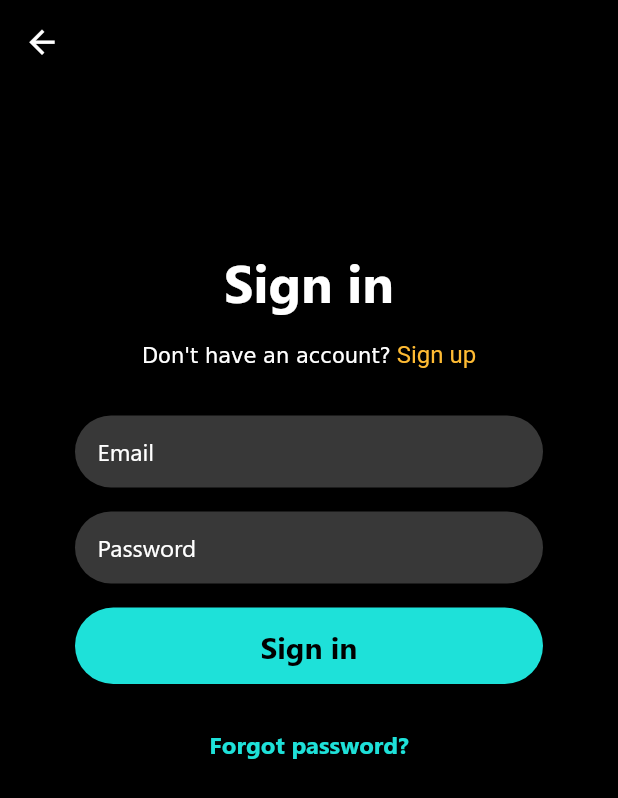
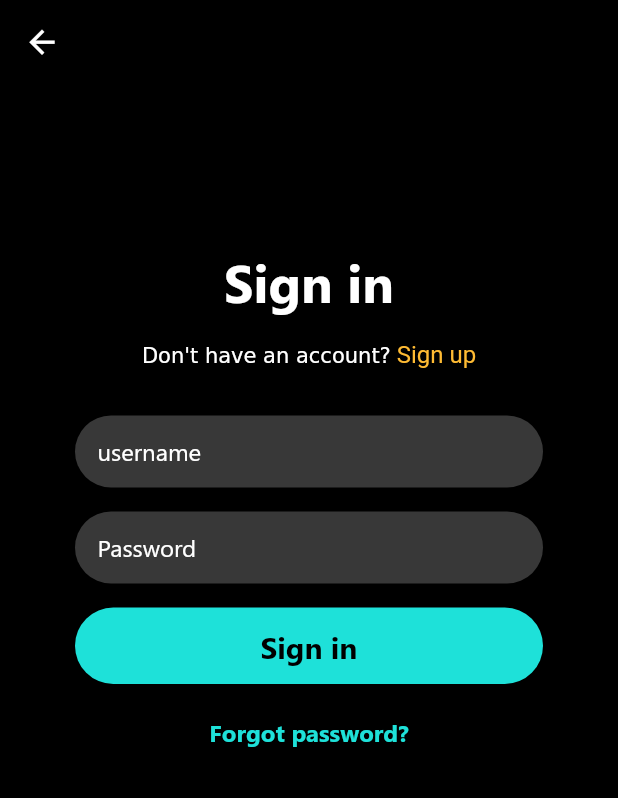
Before and after one commit to Yash2412/MovieZone, a Flutter app: the screen it shows after launch, item 4 of the bottom bar chosen, after a tap on "SIGN-IN", on a phone screen of 412 x 824 dp. Shown: the top 798 px of the screen. Run offline on Flutter 3.47's test engine with Material 2 defaults, Android fonts, the phone set to English and light mode, and no system bars; our stand-ins replace carousel_slider; missing offline and left inert: flutter_statusbarcolor; network calls fail.

Commit message:
sigin connected to api

```diff
--- a/lib/screens/SignIn-UpScreen.dart
+++ b/lib/screens/SignIn-UpScreen.dart
@@ -1,14 +1,64 @@
 import 'package:flutter/gestures.dart';
 import 'package:flutter/material.dart';
-
+import 'package:http/http.dart' as http;
 import '../Theme.dart';
+import 'dart:async';
+import 'dart:convert';
 
 class SignInScreen extends StatefulWidget {
   @override
   _SignInScreenState createState() => _SignInScreenState();
 }
 
+String errorForSigin(num) {
+  if (num == 1) {
+    return "plz enter username";
+  } else if (num == 2) {
+    return "plz enter password";
+  } else if (num == 3) {
+    return "server timed out";
+  } else if (num == 4)
+    return "values are correct";
+  else
+    return "enter correct details";
+}
+
+class SigninObj {
+  bool iscorrect;
+  int value;
+  SigninObj({this.iscorrect, this.value});
+  factory SigninObj.fromJson(Map json) {
+    return SigninObj(iscorrect: json['isCorrectData'], value: json['value']);
+  }
+}
+
+Future<SigninObj> fetchSignin(String username, String password) async {
+  final http.Response response = await http.post(
+    "http://10.0.2.2:3000/signin",
+    headers: <String, String>{
+      'Content-Type': 'application/json; charset=UTF-8',
+    },
+    body: jsonEncode(<String, String>{
+      'username': username,
+      'password': password,
+    }),
+  );
+
+  if (response.statusCode == 200) {
+    return SigninObj.fromJson(jsonDecode(response.body));
+  } else {
+    return SigninObj.fromJson({'isCorrectData': false, 'value': 3});
+  }
+}
+
 class _SignInScreenState extends State<SignInScreen> {
+  String username = '';
+  String password = '';
+  int value = 0;
+  bool iserror = false;
+  bool isloading = false;
+  bool iscorrect = false;
+  int newvalue = 0;
   @override
   Widget build(BuildContext context) {
     return Scaffold(
@@ -61,6 +111,11 @@ class _SignInScreenState extends State<SignInScreen> {
                   margin: EdgeInsets.symmetric(vertical: 8),
                   width: MediaQuery.of(context).size.width - 100,
                   child: TextField(
+                    onChanged: (value) {
+                      setState(() {
+                        username = value;
+                      });
+                    },
                     maxLines: 1,
                     minLines: 1,
                     style: TextStyle(fontSize: 16, color: Colors.white),
@@ -68,7 +123,7 @@ class _SignInScreenState extends State<SignInScreen> {
                         contentPadding:
                             EdgeInsets.symmetric(vertical: 12, horizontal: 15),
                         filled: true,
-                        hintText: 'Email',
+                        hintText: 'username',
                         hintStyle: TextStyle(fontSize: 16, color: Colors.white),
                         border: new OutlineInputBorder(
                             borderRadius: const BorderRadius.all(
@@ -81,6 +136,11 @@ class _SignInScreenState extends State<SignInScreen> {
                   margin: EdgeInsets.symmetric(vertical: 8),
                   width: MediaQuery.of(context).size.width - 100,
                   child: TextField(
+                    onChanged: (value) {
+                      setState(() {
+                        password = value;
+                      });
+                    },
                     maxLines: 1,
                     minLines: 1,
                     obscureText: true,
@@ -106,7 +166,50 @@ class _SignInScreenState extends State<SignInScreen> {
                   padding: EdgeInsets.symmetric(vertical: 12),
                   shape: RoundedRectangleBorder(
                       borderRadius: BorderRadius.circular(27.0)),
-                  onPressed: () {},
+                  onPressed: () async {
+                    if (username == '')
+                      setState(() {
+                        iserror = true;
+                        value = 1;
+                      });
+                    else if (password == '')
+                      setState(() {
+                        iserror = true;
+                        value = 2;
+                      });
+                    else {
+                      setState(() {
+                        isloading = true;
+                        iserror = false;
+                      });
+                      var temp = await fetchSignin(username, password)
+                          .timeout(const Duration(seconds: 8), onTimeout: () {
+                        return SigninObj.fromJson(
+                            {'isCorrectData': false, 'value': 3});
+                      });
+                      if (temp.value == 3) {
+                        setState(() {
+                          iserror = true;
+                          isloading = false;
+                          value = 3;
+                        });
+                      } else {
+                        if (temp.iscorrect) {
+                          setState(() {
+                            iserror = true;
+                            isloading = false;
+                            value = 4;
+                          });
+                        } else {
+                          setState(() {
+                            iserror = true;
+                            isloading = false;
+                            value = 5;
+                          });
+                        }
+                      }
+                    }
+                  },
                   color: kColorCyan,
                   textColor: Colors.white,
                   child: Text("Sign in",
@@ -118,7 +221,6 @@ class _SignInScreenState extends State<SignInScreen> {
               ),
               Container(
                 width: MediaQuery.of(context).size.width - 100,
-                margin: EdgeInsets.symmetric(vertical: 8),
                 child: FlatButton(
                   onPressed: () {},
                   textColor: Colors.white,
@@ -129,6 +231,29 @@ class _SignInScreenState extends State<SignInScreen> {
                           fontWeight: FontWeight.bold)),
                 ),
               ),
+              Visibility(
+                  visible: iserror,
+                  child: Container(
+                    width: MediaQuery.of(context).size.width - 100,
+                    child: Center(
+                      child: Text(errorForSigin(value),
+                          style: TextStyle(
+                              fontSize: 16,
+                              color: kColorYellow,
+                              fontWeight: FontWeight.bold)),
+                    ),
+                  )),
+              Visibility(
+                  visible: isloading,
+                  child: Container(
+                    width: 100,
+                    height: 100,
+                    decoration: BoxDecoration(
+                        image: new DecorationImage(
+                      image: AssetImage("images/loading5.gif"),
+                      fit: BoxFit.cover,
+                    )),
+                  ))
             ],
           ),
         ),
@@ -175,13 +300,11 @@ class _SignUpScreenState extends State<SignUpScreen> {
                   margin: EdgeInsets.symmetric(vertical: 8),
                   child: RichText(
                     text: TextSpan(children: [
-                      TextSpan(
-                          text: 'Already having an account?',
-                          children: <TextSpan>[
+                      TextSpan(text: 'Already having an account?', children: <
+                          TextSpan>[
                         TextSpan(
                             text: ' Sign in',
-                                style:
-                                    TextStyle(color: kColorCyan, fontSize: 16),
+                            style: TextStyle(color: kColorCyan, fontSize: 16),
                             recognizer: TapGestureRecognizer()
                               ..onTap = () {
                                 Navigator.pushReplacement(
--- a/pubspec.yaml
+++ b/pubspec.yaml
@@ -21,6 +21,7 @@ environment:
   sdk: ">=2.7.0 <3.0.0"
 
 dependencies:
+  http: 0.12.2
   flutter:
     sdk: flutter
 
```
Also changed, not shown: images/loading5.gif (added), pubspec.lock, 1 other file. Lines whose indentation alone changed are shown as unchanged.
